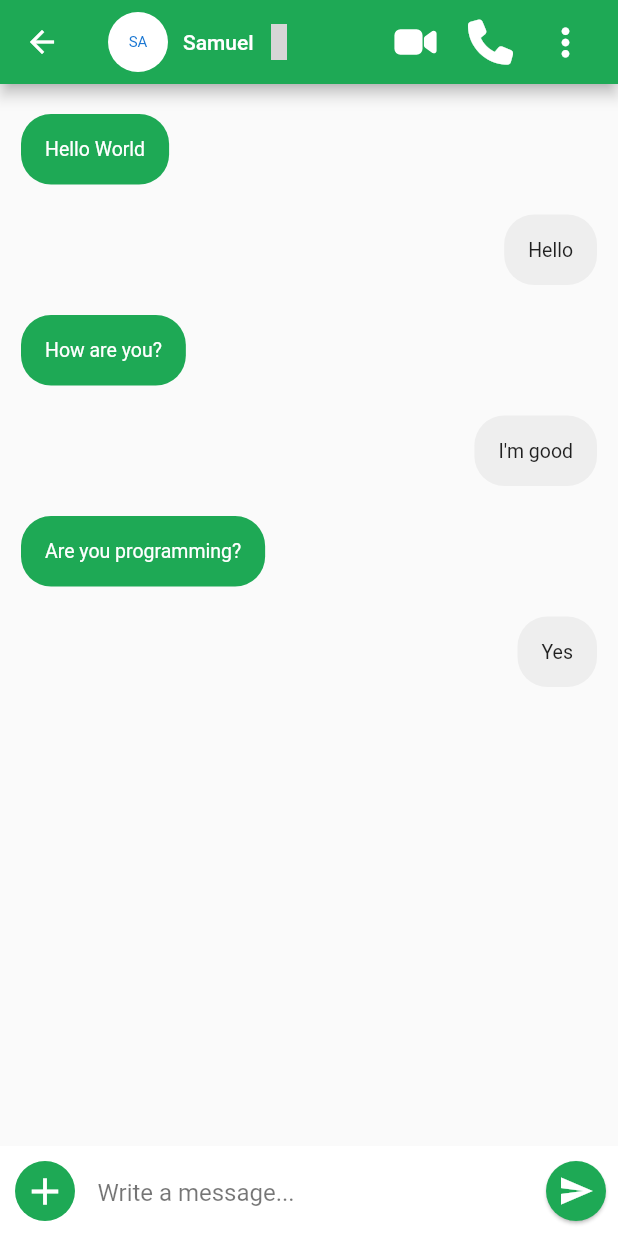
After one commit to aleguarino/Flutter_Signal_UI, a Flutter app: the Inbox screen opened directly, on a phone screen of 412 x 824 dp. The commit adds this screen. Run offline on Flutter 3.47's test engine with Material 2 defaults, Android fonts, the phone set to English and light mode, and no system bars; our stand-ins replace flutter_icons; network calls fail; project files that could hold a hidden picture were left out; grey boxes are pictures that could not be loaded.

Commit message:
added message screen

```diff
--- a/lib/models/models.dart
+++ b/lib/models/models.dart
@@ -14,3 +14,25 @@ class User {
         name: json['name'],
       );
 }
+
+class ChatUsers {
+  final String name;
+  final String messageText;
+  final String time;
+
+  ChatUsers({
+    @required this.name,
+    @required this.messageText,
+    @required this.time,
+  });
+}
+
+class ChatMessage {
+  final String messageContent;
+  final String messageType;
+
+  ChatMessage({
+    @required this.messageContent,
+    @required this.messageType,
+  });
+}
--- /dev/null
+++ b/lib/screens/inbox.dart
@@ -0,0 +1,189 @@
+import 'package:flutter/material.dart';
+import 'package:flutter_icons/flutter_icons.dart';
+import 'package:signal_clone/models/models.dart';
+
+class Inbox extends StatefulWidget {
+  @override
+  _InboxState createState() => _InboxState();
+}
+
+class _InboxState extends State<Inbox> {
+  List<ChatMessage> messages = [
+    ChatMessage(messageContent: 'Hello World', messageType: 'receiver'),
+    ChatMessage(messageContent: 'Hello', messageType: 'sender'),
+    ChatMessage(messageContent: 'How are you?', messageType: 'receiver'),
+    ChatMessage(messageContent: "I'm good", messageType: 'sender'),
+    ChatMessage(
+        messageContent: 'Are you programming?', messageType: 'receiver'),
+    ChatMessage(messageContent: 'Yes', messageType: 'sender'),
+  ];
+
+  @override
+  Widget build(BuildContext context) {
+    return SafeArea(
+      child: Scaffold(
+        appBar: AppBar(
+          backgroundColor: Color(0xFF1EA955),
+          title: Row(
+            children: [
+              CircleAvatar(
+                backgroundColor: Colors.white,
+                child: Text(
+                  'SA',
+                  style: TextStyle(fontSize: 10),
+                ),
+              ),
+              Padding(
+                padding: const EdgeInsets.only(left: 10),
+                child: Text(
+                  'Samuel',
+                  style: TextStyle(fontSize: 14),
+                ),
+              ),
+              Padding(
+                padding: const EdgeInsets.only(left: 5),
+                child: Icon(
+                  EvilIcons.user,
+                  color: Colors.white,
+                ),
+              ),
+            ],
+          ),
+          actions: [
+            Padding(
+              padding: const EdgeInsets.only(
+                right: 20.0,
+              ),
+              child: GestureDetector(
+                onTap: () {},
+                child: Icon(
+                  Ionicons.ios_videocam,
+                  size: 30,
+                ),
+              ),
+            ),
+            Padding(
+              padding: const EdgeInsets.only(
+                right: 20.0,
+              ),
+              child: GestureDetector(
+                onTap: () {},
+                child: Icon(
+                  FontAwesome.phone,
+                  size: 30,
+                ),
+              ),
+            ),
+            Padding(
+              padding: const EdgeInsets.only(
+                right: 20.0,
+              ),
+              child: GestureDetector(
+                onTap: () {},
+                child: Icon(
+                  Icons.more_vert,
+                  size: 30,
+                ),
+              ),
+            ),
+          ],
+        ),
+        body: Stack(
+          children: [
+            ListView.builder(
+              itemCount: messages.length,
+              shrinkWrap: true,
+              padding: const EdgeInsets.only(
+                top: 10,
+                bottom: 10,
+              ),
+              physics: NeverScrollableScrollPhysics(),
+              itemBuilder: (context, index) => Container(
+                padding:
+                    const EdgeInsets.symmetric(horizontal: 14, vertical: 10),
+                child: Align(
+                  alignment: messages[index].messageType == 'receiver'
+                      ? Alignment.topLeft
+                      : Alignment.topRight,
+                  child: Container(
+                    decoration: BoxDecoration(
+                      borderRadius: BorderRadius.circular(20),
+                      color: messages[index].messageType == 'receiver'
+                          ? Color(0xFF1EA955)
+                          : Colors.grey.shade200,
+                    ),
+                    padding: const EdgeInsets.all(16),
+                    child: Text(
+                      messages[index].messageContent,
+                      style: TextStyle(
+                          fontSize: 13,
+                          color: messages[index].messageType == 'receiver'
+                              ? Colors.white
+                              : Colors.black87),
+                    ),
+                  ),
+                ),
+              ),
+            ),
+            Align(
+              alignment: Alignment.bottomLeft,
+              child: Container(
+                padding: const EdgeInsets.only(
+                  left: 10,
+                  bottom: 10,
+                  top: 10,
+                ),
+                height: 60,
+                width: double.infinity,
+                color: Colors.white,
+                child: Row(
+                  children: [
+                    GestureDetector(
+                      onTap: () {},
+                      child: Container(
+                        height: 40,
+                        width: 40,
+                        decoration: BoxDecoration(
+                          color: Color(0xFF1EA955),
+                          borderRadius: BorderRadius.circular(30),
+                        ),
+                        child: Icon(
+                          Icons.add,
+                          color: Colors.white,
+                          size: 30,
+                        ),
+                      ),
+                    ),
+                    SizedBox(
+                      width: 15,
+                    ),
+                    Expanded(
+                      child: TextField(
+                        decoration: InputDecoration(
+                          hintText: 'Write a message...',
+                          hintStyle: TextStyle(
+                            color: Colors.black54,
+                          ),
+                          border: InputBorder.none,
+                        ),
+                      ),
+                    ),
+                    FloatingActionButton(
+                      onPressed: () {},
+                      child: Icon(
+                        Icons.send,
+                        color: Colors.white,
+                      ),
+                      backgroundColor: Color(0xFF1EA955),
+                      elevation: 1,
+                    )
+                  ],
+                ),
+              ),
+            )
+          ],
+        ),
+      ),
+    );
+  }
+}
--- a/lib/screens/users_list.dart
+++ b/lib/screens/users_list.dart
@@ -5,6 +5,7 @@ import 'dart:async';
 import 'dart:convert';
 import 'package:http/http.dart' as http;
 import 'package:signal_clone/models/models.dart';
+import 'package:signal_clone/screens/inbox.dart';
 
 class UsersList extends StatelessWidget {
   @override
@@ -42,6 +43,12 @@ class _SignalListState extends State<SignalList> {
             return ListView.builder(
               itemCount: snapshot.data.length,
               itemBuilder: (context, index) => InkWell(
+                onTap: () => Navigator.push(
+                  context,
+                  MaterialPageRoute(
+                    builder: (context) => Inbox(),
+                  ),
+                ),
                 splashColor: getRandomColor(),
                 child: Ink(
                   child: ListTile(
```
